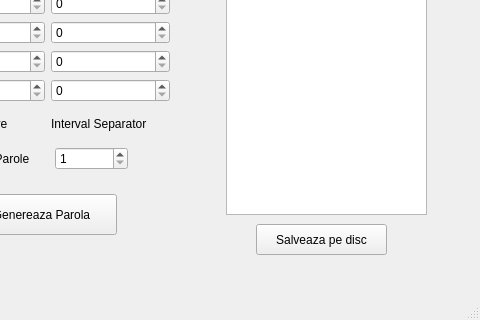
Before: the Qt Designer form mainwindow.ui in fortyfourjs/GeneratorParoleLFSR, drawn with Qt 5; both pictures show x 214 to 694 and y 86 to 406 of the 694 by 406 pixel window.
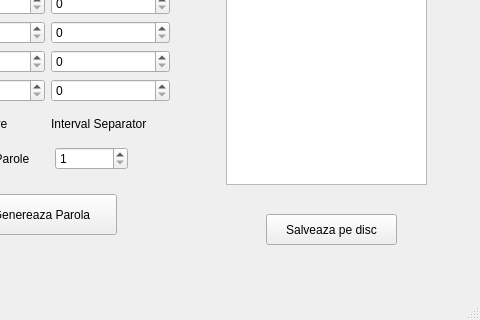
After: the same form once the commit is applied.

What changed in the file:
```diff
--- a/mainwindow.ui
+++ b/mainwindow.ui
@@ -167,15 +167,15 @@
       <x>440</x>
       <y>40</y>
       <width>201</width>
-      <height>261</height>
+      <height>231</height>
      </rect>
     </property>
    </widget>
    <widget class="QPushButton" name="btnSalvare">
     <property name="geometry">
      <rect>
-      <x>470</x>
-      <y>310</y>
+      <x>480</x>
+      <y>300</y>
       <width>131</width>
       <height>31</height>
      </rect>
@@ -184,6 +184,39 @@
      <string>Salveaza pe disc</string>
     </property>
    </widget>
+   <widget class="QWidget" name="">
+    <property name="geometry">
+     <rect>
+      <x>440</x>
+      <y>270</y>
+      <width>201</width>
+      <height>21</height>
+     </rect>
+    </property>
+    <layout class="QHBoxLayout" name="horizontalLayout_2">
+     <item>
+      <widget class="QLabel" name="label_semafor1">
+       <property name="text">
+        <string/>
+       </property>
+      </widget>
+     </item>
+     <item>
+      <widget class="QLabel" name="label_semafor2">
+       <property name="text">
+        <string/>
+       </property>
+      </widget>
+     </item>
+     <item>
+      <widget class="QLabel" name="label_semafor3">
+       <property name="text">
+        <string/>
+       </property>
+      </widget>
+     </item>
+    </layout>
+   </widget>
   </widget>
   <widget class="QMenuBar" name="menubar">
    <property name="geometry">
```
